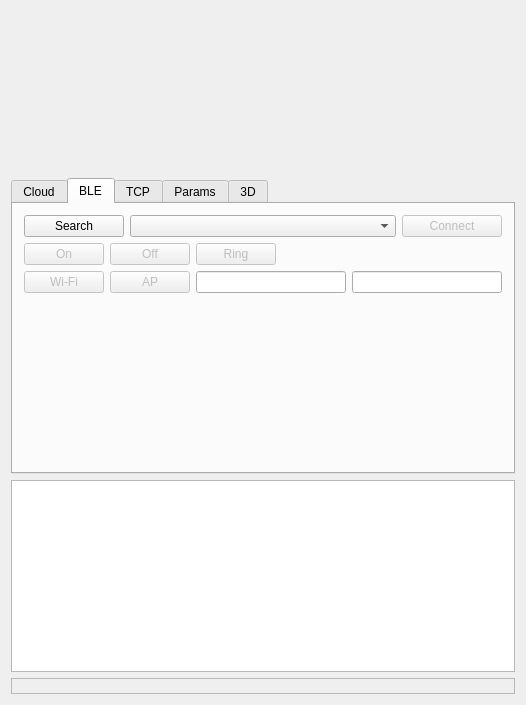
Above: examples/solum_qt/solumqt.ui from dev-threads/solum before the change. Below: the same form after it.
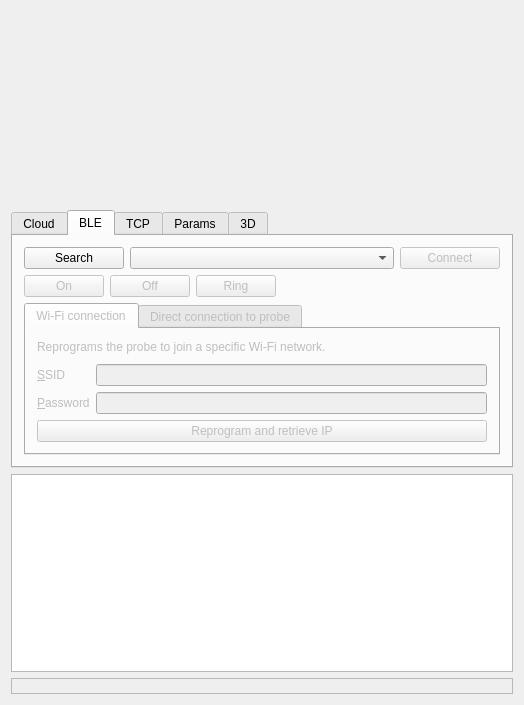
That is the form after the change. The open tabs and pages were chosen to show the change. Custom widgets are drawn as their Qt base class.

Commit message: Qt: BLE: redesign Wi-Fi/AP UI in a self-documenting and less confusing way

Diff of the .ui file:
```diff
--- a/examples/solum_qt/solumqt.ui
+++ b/examples/solum_qt/solumqt.ui
@@ -218,81 +218,124 @@
           <property name="sizeConstraint">
            <enum>QLayout::SetDefaultConstraint</enum>
           </property>
+         </layout>
+        </item>
           <item>
-           <widget class="QPushButton" name="wifi">
+         <widget class="QTabWidget" name="networkConfig">
             <property name="enabled">
              <bool>false</bool>
             </property>
-            <property name="maximumSize">
-             <size>
-              <width>100</width>
-              <height>16777215</height>
-             </size>
-            </property>
+          <property name="tabPosition">
+           <enum>QTabWidget::North</enum>
+          </property>
+          <widget class="QWidget" name="tab_wifi">
+           <attribute name="title">
+            <string>Wi-Fi connection</string>
+           </attribute>
+           <layout class="QFormLayout" name="formLayout">
+            <item row="0" column="0" colspan="2">
+             <widget class="QLabel" name="_label_wifi">
+              <property name="sizePolicy">
+               <sizepolicy hsizetype="Preferred" vsizetype="Expanding">
+                <horstretch>0</horstretch>
+                <verstretch>0</verstretch>
+               </sizepolicy>
+              </property>
             <property name="text">
-             <string>Wi-Fi</string>
-            </property>
-           </widget>
-          </item>
-          <item>
-           <widget class="QPushButton" name="ap">
-            <property name="enabled">
-             <bool>false</bool>
-            </property>
-            <property name="maximumSize">
-             <size>
-              <width>100</width>
-              <height>16777215</height>
-             </size>
-            </property>
+               <string>Reprograms the probe to join a specific Wi-Fi network.</string>
+              </property>
+              <property name="alignment">
+               <set>Qt::AlignLeading|Qt::AlignLeft|Qt::AlignTop</set>
+              </property>
+              <property name="wordWrap">
+               <bool>true</bool>
+              </property>
+             </widget>
+            </item>
+            <item row="1" column="0">
+             <widget class="QLabel" name="ssidLabel">
             <property name="text">
-             <string>AP</string>
-            </property>
-           </widget>
-          </item>
-          <item>
-           <widget class="QLineEdit" name="ssid">
-            <property name="minimumSize">
-             <size>
-              <width>150</width>
-              <height>0</height>
-             </size>
-            </property>
-            <property name="toolTip">
-             <string>SSID</string>
+               <string>&amp;SSID</string>
+              </property>
+              <property name="buddy">
+               <cstring>ssid</cstring>
+              </property>
+             </widget>
+            </item>
+            <item row="1" column="1">
+             <widget class="QLineEdit" name="ssid"/>
+            </item>
+            <item row="2" column="0">
+             <widget class="QLabel" name="passwordLabel">
+              <property name="text">
+               <string>&amp;Password</string>
+              </property>
+              <property name="buddy">
+               <cstring>password</cstring>
             </property>
            </widget>
           </item>
-          <item>
+            <item row="2" column="1">
            <widget class="QLineEdit" name="password">
-            <property name="minimumSize">
-             <size>
-              <width>150</width>
-              <height>0</height>
-             </size>
-            </property>
-            <property name="toolTip">
-             <string>Password</string>
-            </property>
             <property name="echoMode">
              <enum>QLineEdit::Password</enum>
             </property>
            </widget>
           </item>
-         </layout>
+            <item row="3" column="0" colspan="2">
+             <widget class="QPushButton" name="wifi">
+              <property name="text">
+               <string>Reprogram and retrieve IP</string>
+              </property>
+             </widget>
+            </item>
+           </layout>
+          </widget>
+          <widget class="QWidget" name="tab_ap">
+           <attribute name="title">
+            <string>Direct connection to probe</string>
+           </attribute>
+           <layout class="QVBoxLayout" name="verticalLayout_11">
+            <item>
+             <widget class="QLabel" name="_label_ap">
+              <property name="text">
+               <string>Reprograms the probe to set up its own access point.
+After clicking the button, wait for the SSID to be published via BLE, then connect your operating system to this network.</string>
+              </property>
+              <property name="wordWrap">
+               <bool>true</bool>
+              </property>
+             </widget>
         </item>
         <item>
-         <spacer name="_blespacer">
+             <spacer>
           <property name="orientation">
            <enum>Qt::Vertical</enum>
           </property>
           <property name="sizeHint" stdset="0">
            <size>
-            <width>20</width>
-            <height>40</height>
+                <width>0</width>
+                <height>0</height>
            </size>
           </property>
          </spacer>
+            </item>
+            <item>
+             <widget class="QPushButton" name="ap">
+              <property name="sizePolicy">
+               <sizepolicy hsizetype="Expanding" vsizetype="Minimum">
+                <horstretch>1</horstretch>
+                <verstretch>0</verstretch>
+               </sizepolicy>
+              </property>
+              <property name="text">
+               <string>Reprogram and retrieve IP</string>
+              </property>
+             </widget>
+            </item>
+           </layout>
+          </widget>
+         </widget>
         </item>
        </layout>
       </widget>
```
Lines whose indentation alone changed are shown as unchanged. The commit also changes 1 other file.
